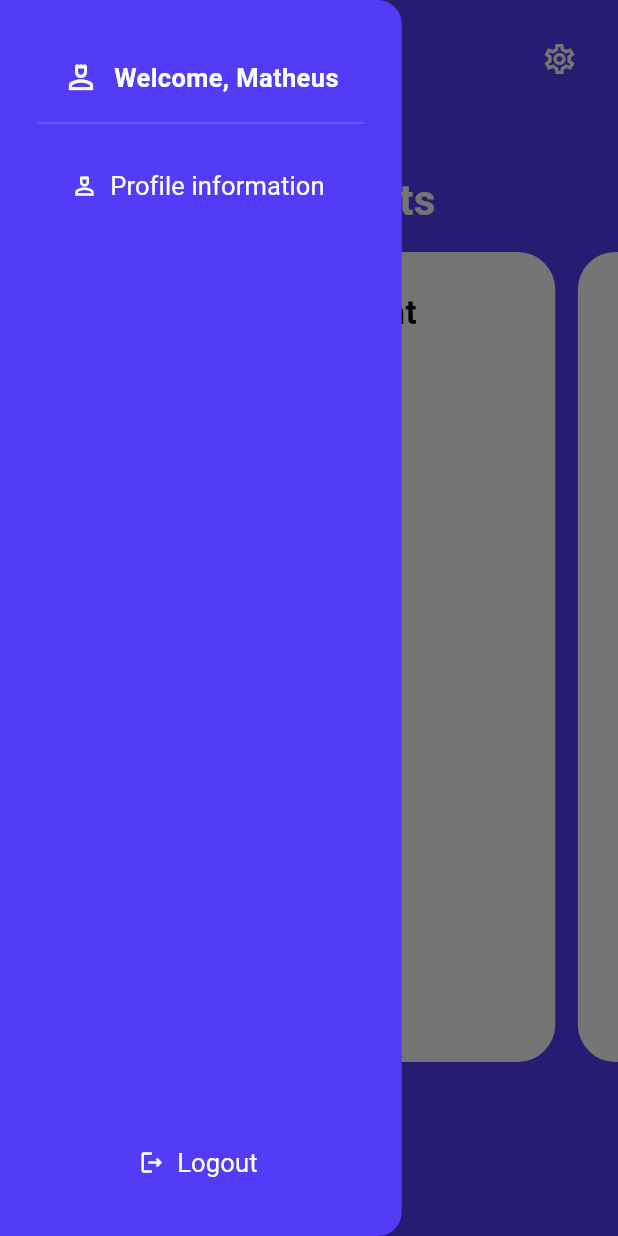
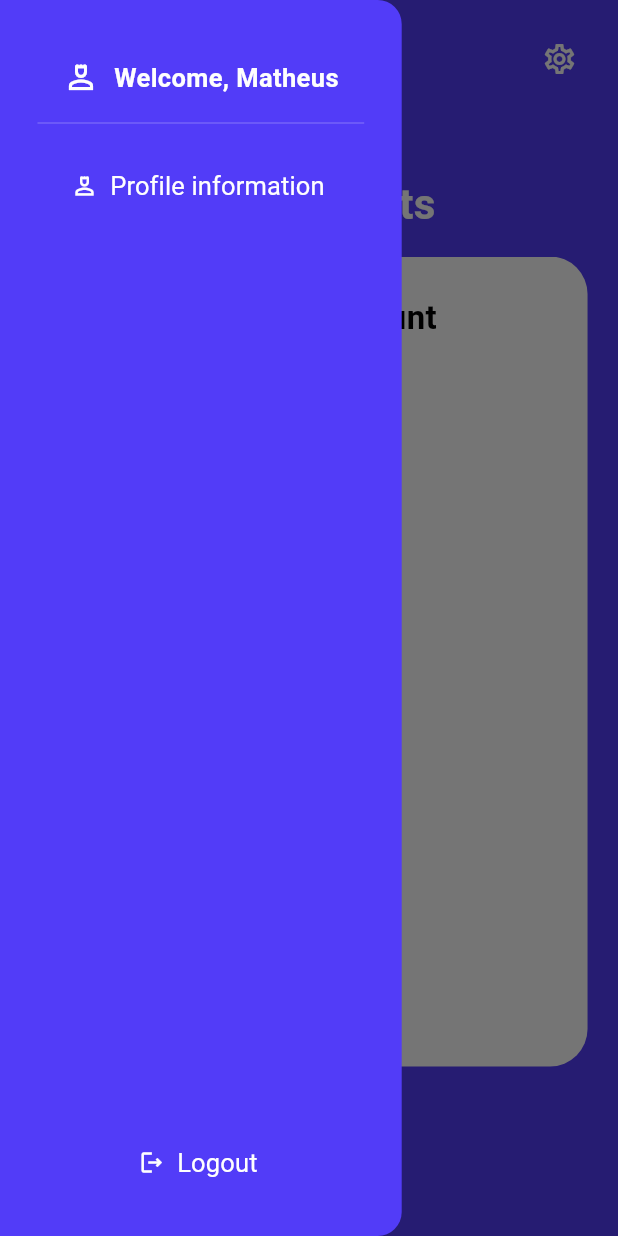
Before and after one commit to HOPDigital/finance-app, a Flutter app: the Dashboard screen opened directly, after a tap on the "menu open" icon, on a phone screen of 412 x 824 dp. Run offline on Flutter 3.47's test engine with Material 2 defaults, Android fonts, the phone set to English and light mode, and no system bars; drawn by our look-alikes of smooth_page_indicator; our stand-ins replace animated_splash_screen, gap, get, page_transition, pin_code_fields, shared_preferences; accounts and stored records are empty; Roboto replaces fonts that are missing (Montserrat Bold, Montserrat Regular, Poppings Regular).

Commit message:
fix: error using page view with smoothpage indicator outside a height/width controlled widget

```diff
--- a/client/lib/pages/dashboard/dashboard.dart
+++ b/client/lib/pages/dashboard/dashboard.dart
@@ -22,8 +22,9 @@ class Dashboard extends StatefulWidget {
 }
 
 class _DashboardState extends State<Dashboard> {
-  final ScrollController _controller = ScrollController();
   GlobalKey<ScaffoldState> scaffoldKey = GlobalKey<ScaffoldState>();
+
+  final PageController _controller = PageController();
   int _currentIndex = 0;
 
   @override
@@ -40,6 +41,7 @@ class _DashboardState extends State<Dashboard> {
           decoration: BoxDecoration(color: AppColors.blueColor),
           padding: const EdgeInsets.only(left: 10.0),
           width: size.width,
+          height: size.height,
           child: Column(
             mainAxisAlignment: MainAxisAlignment.start,
             mainAxisSize: MainAxisSize.max,
@@ -77,23 +79,23 @@ class _DashboardState extends State<Dashboard> {
                 ),
               ),
               const Gap(20),
-              AnimatedSmoothIndicator(
-                activeIndex: _currentIndex,
+              SmoothPageIndicator(
+                controller: _controller,
                 count: 3,
-                axisDirection: Axis.horizontal,
-                curve: Curves.easeInOut,
-                duration: const Duration(milliseconds: 300),
                 onDotClicked: (int index) {
                   setState(() {
                     _currentIndex = index;
                   });
                 },
-                effect: ExpandingDotsEffect(
+                effect: ScrollingDotsEffect(
+                  activeDotScale: 1.3,
+                  activeStrokeWidth: 1.0,
+                  dotHeight: 10.0,
+                  dotWidth: 10.0,
+                  dotColor: AppColors.silverColor,
                   activeDotColor: AppColors.whiteColor,
-                  dotColor: AppColors.silverColor,
-                  dotHeight: 10,
-                  dotWidth: 10,
-                  spacing: 10,
+                  spacing: 10.0,
+                  fixedCenter: false,
                 ),
               ),
               const Gap(20),
@@ -105,13 +107,19 @@ class _DashboardState extends State<Dashboard> {
                 textAlign: TextAlign.center,
               ),
               const Gap(15),
-              SingleChildScrollView(
+              SizedBox(
+                width: size.width * 0.95,
+                height: AppLayout.getHeight(540),
+                child: Padding(
+                  padding: const EdgeInsets.only(left: 10.0),
+                  child: PageView(
                     controller: _controller,
-                scrollDirection: Axis.horizontal,
-                padding:
-                    EdgeInsets.symmetric(horizontal: AppLayout.getWidth(10)),
-                child: const Row(
-                  children: [
+                    onPageChanged: (int index) => {
+                      setState(() {
+                        _currentIndex = index;
+                      })
+                    },
+                    children: const <Widget>[
                       DashboardCard(
                         accountType: "Current Account",
                       ),
@@ -124,6 +132,7 @@ class _DashboardState extends State<Dashboard> {
                     ],
                   ),
                 ),
+              ),
             ],
           ),
         ),
```
Lines whose indentation alone changed are shown as unchanged.
